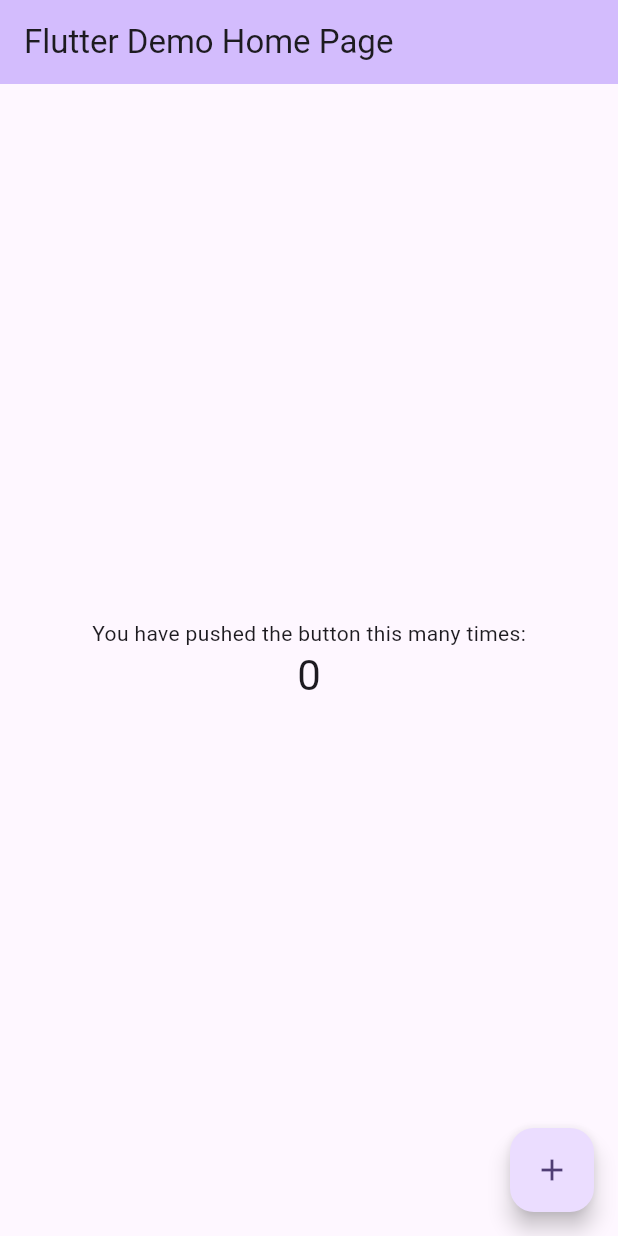
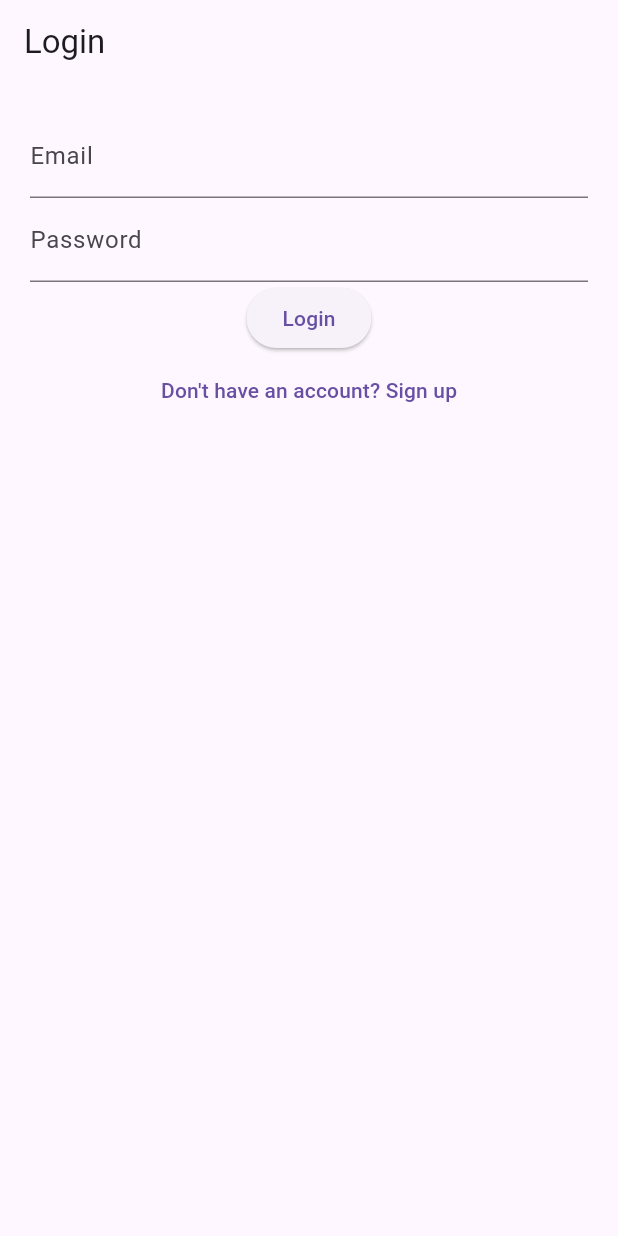
Before and after one commit to MohamedMouloudj/Identity-App, a Flutter app: the screen it shows after launch, on a phone screen of 412 x 824 dp. Run offline on Flutter 3.47's test engine with Material 3 defaults, Android fonts, the phone set to English and light mode, and no system bars; our stand-ins replace flutter_dotenv, supabase_flutter; accounts and stored records are empty.

Commit message:
add auth with email and password

```diff
--- a/lib/main.dart
+++ b/lib/main.dart
@@ -1,36 +1,29 @@
 import 'package:flutter/material.dart';
+import 'package:flutter/material.dart';
+import 'package:supabase_flutter/supabase_flutter.dart';
+import 'package:flutter_dotenv/flutter_dotenv.dart';
+import 'views/login_screen.dart';
+Future<void> main() async {
+  WidgetsFlutterBinding.ensureInitialized();
 
-void main() {
+  await dotenv.load(fileName: ".env");
+
+  final supabaseUrl = dotenv.env['SUPABASE_URL'];
+  final supabaseAnonKey = dotenv.env['SUPABASE_ANON_KEY'];
+
+  await Supabase.initialize(url: supabaseUrl!, anonKey: supabaseAnonKey!);
+
   runApp(const MyApp());
 }
 
 class MyApp extends StatelessWidget {
   const MyApp({super.key});
 
-  // This widget is the root of your application.
   @override
   Widget build(BuildContext context) {
     return MaterialApp(
-      title: 'Flutter Demo',
-      theme: ThemeData(
-        // This is the theme of your application.
-        //
-        // TRY THIS: Try running your application with "flutter run". You'll see
-        // the application has a purple toolbar. Then, without quitting the app,
-        // try changing the seedColor in the colorScheme below to Colors.green
-        // and then invoke "hot reload" (save your changes or press the "hot
-        // reload" button in a Flutter-supported IDE, or press "r" if you used
-        // the command line to start the app).
-        //
-        // Notice that the counter didn't reset back to zero; the application
-        // state is not lost during the reload. To reset the state, use hot
-        // restart instead.
-        //
-        // This works for code too, not just values: Most code changes can be
-        // tested with just a hot reload.
-        colorScheme: ColorScheme.fromSeed(seedColor: Colors.deepPurple),
-      ),
-      home: const MyHomePage(title: 'Flutter Demo Home Page'),
+      title: 'Supabase Auth App',
+      home: LoginPage(),
     );
   }
 }
--- a/lib/services/supabase_service.dart
+++ b/lib/services/supabase_service.dart
@@ -0,0 +1,5 @@
+import 'package:supabase_flutter/supabase_flutter.dart';
+
+class SupabaseService{
+  static SupabaseClient get client => Supabase.instance.client;
+}
--- /dev/null
+++ b/lib/views/login_screen.dart
@@ -0,0 +1,65 @@
+import 'package:flutter/material.dart';
+import 'package:supabase_flutter/supabase_flutter.dart';
+import '../services/supabase_service.dart';
+import 'signup_screen.dart';
+
+class LoginPage extends StatefulWidget {
+  const LoginPage({super.key});
+
+  @override
+  State<LoginPage> createState() => _LoginPageState();
+}
+
+class _LoginPageState extends State<LoginPage> {
+  final emailController = TextEditingController();
+  final passwordController = TextEditingController();
+
+  Future<void> signIn() async {
+    try{
+      final res = await SupabaseService.client.auth.signInWithPassword(
+        email: emailController.text,
+        password: passwordController.text,
+      );
+      print('**********res: ${res} , res.session ${res.session} ');
+      if (res.session != null) {
+        ScaffoldMessenger.of(context).showSnackBar(
+          const SnackBar(content: Text('Login successful!')),
+        );
+      }
+    } on AuthException catch (e) {
+      // Supabase-specific error (like invalid credentials)
+      print('AuthException: ${e.message}');
+      ScaffoldMessenger.of(context).showSnackBar(
+        SnackBar(content: Text('Login failed: ${e.message}')),
+      );
+    }catch(e){
+
+      ScaffoldMessenger.of(context).showSnackBar(
+        SnackBar(content: Text('Login failed: ${e}')),
+      );
+    }
+  }
+
+  @override
+  Widget build(BuildContext context) {
+    return Scaffold(
+      appBar: AppBar(title: const Text("Login")),
+      body: Padding(
+        padding: const EdgeInsets.all(20),
+        child: Column(
+          children: [
+            TextField(controller: emailController, decoration: const InputDecoration(labelText: "Email")),
+            TextField(controller: passwordController, obscureText: true, decoration: const InputDecoration(labelText: "Password")),
+            ElevatedButton(onPressed: signIn, child: const Text("Login")),
+            TextButton(
+              onPressed: () {
+                Navigator.push(context, MaterialPageRoute(builder: (_) => const SignupPage()));
+              },
+              child: const Text("Don't have an account? Sign up"),
+            )
+          ],
+        ),
+      ),
+    );
+  }
+}
--- /dev/null
+++ b/lib/views/signup_screen.dart
@@ -0,0 +1,49 @@
+import 'package:flutter/material.dart';
+import '../services/supabase_service.dart';
+
+class SignupPage extends StatefulWidget {
+  const SignupPage({super.key});
+
+  @override
+  State<SignupPage> createState() => _SignupPageState();
+}
+
+class _SignupPageState extends State<SignupPage> {
+  final emailController = TextEditingController();
+  final passwordController = TextEditingController();
+
+  Future<void> signUp() async {
+    final res = await SupabaseService.client.auth.signUp(
+      email: emailController.text,
+      password: passwordController.text,
+    );
+
+    if (res.user != null) {
+      ScaffoldMessenger.of(context).showSnackBar(
+        SnackBar(content: Text('Signup successful! Check your email to verify.')),
+      );
+      Navigator.pop(context); // Go back to login
+    } else {
+      ScaffoldMessenger.of(context).showSnackBar(
+        SnackBar(content: Text('Error: ${res.toString()}')),
+      );
+    }
+  }
+
+  @override
+  Widget build(BuildContext context) {
+    return Scaffold(
+      appBar: AppBar(title: const Text("Sign Up")),
+      body: Padding(
+        padding: const EdgeInsets.all(20),
+        child: Column(
+          children: [
+            TextField(controller: emailController, decoration: const InputDecoration(labelText: "Email")),
+            TextField(controller: passwordController, obscureText: true, decoration: const InputDecoration(labelText: "Password")),
+            ElevatedButton(onPressed: signUp, child: const Text("Sign Up")),
+          ],
+        ),
+      ),
+    );
+  }
+}
--- a/pubspec.yaml
+++ b/pubspec.yaml
@@ -35,6 +35,7 @@ dependencies:
   # Use with the CupertinoIcons class for iOS style icons.
   cupertino_icons: ^1.0.8
   supabase_flutter: ^2.9.0
+  flutter_dotenv: ^5.2.1
 
 dev_dependencies:
   flutter_test:
@@ -57,6 +58,9 @@ flutter:
   # included with your application, so that you can use the icons in
   # the material Icons class.
   uses-material-design: true
+
+  assets:
+    - .env
 
   # To add assets to your application, add an assets section, like this:
   # assets:
```
Also changed, not shown: pubspec.lock.
